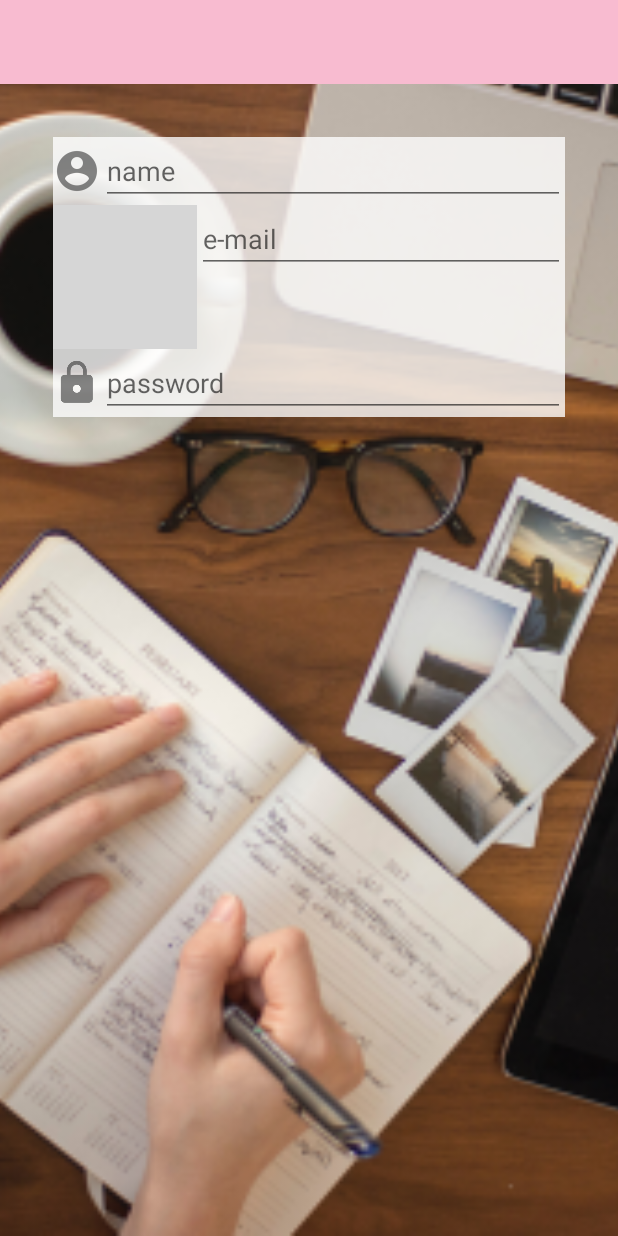
After one commit to winneyzuza/WinneyChat, an Android app: the fragment RegisterFragment placed in its activity, on a phone screen of 412 x 824 dp. The commit adds this screen. Run offline under Robolectric (Android 15) with nearby library versions, the phone set to English and light mode, and no system bars; grey boxes are pictures that could not be loaded.

Commit message:
replace fragment success.

```diff
--- a/app/src/main/java/winney/co/th/winneychat/fragment/MainFragment.java
+++ b/app/src/main/java/winney/co/th/winneychat/fragment/MainFragment.java
@@ -6,6 +6,7 @@ import android.support.v4.app.Fragment;
 import android.view.LayoutInflater;
 import android.view.View;
 import android.view.ViewGroup;
+import android.widget.TextView;
 
 import winney.co.th.winneychat.R;
 
@@ -14,6 +15,30 @@ import winney.co.th.winneychat.R;
  */
 
 public class MainFragment extends Fragment {
+    // ตัวจัดการ fragment
+    @Override
+    public void onActivityCreated(@Nullable Bundle savedInstanceState) {
+        super.onActivityCreated(savedInstanceState);
+
+//        Register Controller
+        registerController();
+
+    }// Main Method
+
+    private void registerController() {
+        TextView textView = getView().findViewById(R.id.txtNewRegister);
+        textView.setOnClickListener(new View.OnClickListener() {
+
+            @Override
+            public void onClick(View view) {
+//                Replcae Fragment
+                getActivity().getSupportFragmentManager()
+                        .beginTransaction().replace(R.id.contentMainFragment, new RegisterFragment())
+                        .addToBackStack(null) // ไม่สลาย Fragement ก่อนหน้า
+                        .commit();
+            }
+        });
+    }
 
     //1 ต้องการสร้าง view หน้ากากขึ้นมา
     @Nullable
--- /dev/null
+++ b/app/src/main/java/winney/co/th/winneychat/fragment/RegisterFragment.java
@@ -0,0 +1,28 @@
+package winney.co.th.winneychat.fragment;
+
+import android.os.Bundle;
+import android.support.annotation.Nullable;
+import android.support.v4.app.Fragment;
+import android.view.LayoutInflater;
+import android.view.View;
+import android.view.ViewGroup;
+
+import winney.co.th.winneychat.R;
+
+/**
+ * Created by Dell on 1/27/2018.
+ */
+
+public class RegisterFragment extends Fragment {
+
+    @Nullable
+    @Override
+    public View onCreateView(LayoutInflater inflater,
+                             @Nullable ViewGroup container,
+                             @Nullable Bundle savedInstanceState) {
+
+        View view = inflater.inflate(R.layout.fragment_register, container, false);
+        return view;
+
+    }// Main method
+}// Main Class
--- /dev/null
+++ b/app/src/main/res/layout/fragment_register.xml
@@ -0,0 +1,93 @@
+<?xml version="1.0" encoding="utf-8"?>
+<LinearLayout xmlns:android="http://schemas.android.com/apk/res/android"
+    android:layout_width="match_parent"
+    android:layout_height="match_parent"
+    android:orientation="vertical">
+
+    <!--ToolBar-->
+    <!--?attr/actionBarSize กำหนดให้สวนทุกๆ device-->
+    <android.support.v7.widget.Toolbar
+        android:id="@+id/toolbarRegister"
+        android:layout_width="match_parent"
+        android:layout_height="?attr/actionBarSize"
+        android:background="@color/colorPrimary"
+        android:theme="@style/ThemeOverlay.AppCompat.Dark.ActionBar" />
+
+    <!--Content-->
+    <LinearLayout
+
+        android:background="#c8ffffff"
+        android:layout_margin="@dimen/margin1"
+        android:orientation="vertical"
+        android:layout_width="match_parent"
+        android:layout_height="wrap_content">
+
+        <!--name-->
+        <LinearLayout
+            android:orientation="horizontal"
+            android:layout_width="match_parent"
+            android:layout_height="wrap_content">
+
+            <!--Icon-->
+            <ImageView
+                android:layout_gravity="center_vertical"
+                android:src="@drawable/ic_action_account"
+                android:layout_width="wrap_content"
+                android:layout_height="wrap_content" />
+
+            <!--Email-->
+            <EditText
+                android:inputType="text"
+                android:hint="name"
+                android:layout_width="match_parent"
+                android:layout_height="wrap_content" />
+
+        </LinearLayout>
+
+        <!--email-->
+        <LinearLayout
+            android:orientation="horizontal"
+            android:layout_width="match_parent"
+            android:layout_height="wrap_content">
+
+            <!--Icon-->
+            <ImageView
+                android:layout_gravity="center_vertical"
+                android:src="@drawable/ic_action_email"
+                android:layout_width="wrap_content"
+                android:layout_height="wrap_content" />
+
+            <!--Email-->
+            <EditText
+                android:inputType="textEmailAddress"
+                android:hint="e-mail"
+                android:layout_width="match_parent"
+                android:layout_height="wrap_content" />
+
+        </LinearLayout>
+
+        <!--password-->
+        <LinearLayout
+            android:orientation="horizontal"
+            android:layout_width="match_parent"
+            android:layout_height="wrap_content">
+
+            <!--Icon-->
+            <ImageView
+                android:layout_gravity="center_vertical"
+                android:src="@drawable/ic_action_password"
+                android:layout_width="wrap_content"
+                android:layout_height="wrap_content" />
+
+            <!--Email-->
+            <EditText
+                android:inputType="textPassword"
+                android:hint="password"
+                android:layout_width="match_parent"
+                android:layout_height="wrap_content" />
+
+        </LinearLayout>
+    </LinearLayout>
+
+
+</LinearLayout>
```
Also changed, not shown: app/src/main/res/layout/fragment_main.xml (+33 -29 lines), app/src/main/res/drawable-hdpi/ic_action_account.png (added), app/src/main/res/drawable-mdpi/ic_action_account.png (added), app/src/main/res/drawable-xhdpi/ic_action_account.png (added), app/src/main/res/drawable-xxhdpi/ic_action_account.png (added).
